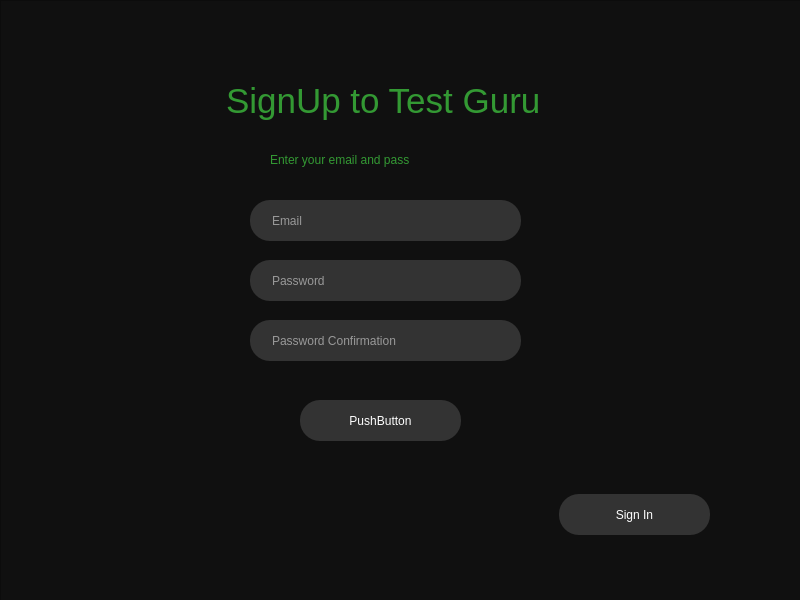
Old version of the form TestGuru.ui in the repository KebabJoy/TestGuru-COURSE_WORK-.
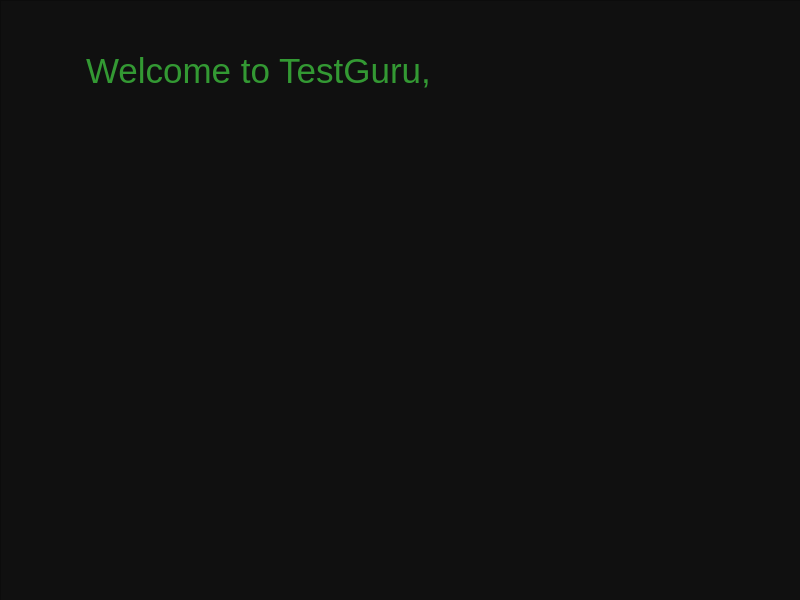
New version of the form. The open tabs and pages were chosen to show the change.

```diff
--- a/TestGuru.ui
+++ b/TestGuru.ui
@@ -432,6 +432,86 @@
         </widget>
        </widget>
       </widget>
+      <widget class="QPushButton" name="showTests">
+       <property name="geometry">
+        <rect>
+         <x>89</x>
+         <y>180</y>
+         <width>151</width>
+         <height>21</height>
+        </rect>
+       </property>
+       <property name="styleSheet">
+        <string notr="true">Padding: 1px;
+Border-radius: 5px;
+Background: #393;
+Color: #fefefe;</string>
+       </property>
+       <property name="text">
+        <string>Show tests</string>
+       </property>
+      </widget>
+     </widget>
+    </widget>
+    <widget class="QWidget" name="page_4">
+     <widget class="QFrame" name="frame_5">
+      <property name="geometry">
+       <rect>
+        <x>0</x>
+        <y>0</y>
+        <width>811</width>
+        <height>601</height>
+       </rect>
+      </property>
+      <property name="styleSheet">
+       <string notr="true">background: #101010;</string>
+      </property>
+      <property name="frameShape">
+       <enum>QFrame::StyledPanel</enum>
+      </property>
+      <property name="frameShadow">
+       <enum>QFrame::Raised</enum>
+      </property>
+      <widget class="QLabel" name="ksajfksaljf_3">
+       <property name="geometry">
+        <rect>
+         <x>40</x>
+         <y>40</y>
+         <width>461</width>
+         <height>61</height>
+        </rect>
+       </property>
+       <property name="styleSheet">
+        <string notr="true">text-align: center;
+color: #393;
+margin: 0 auto;
+font-size: 35px;
+font-family: 'Droid Sans';</string>
+       </property>
+       <property name="text">
+        <string>Welcome to TestGuru,</string>
+       </property>
+      </widget>
+      <widget class="QLabel" name="welcome_3">
+       <property name="geometry">
+        <rect>
+         <x>440</x>
+         <y>40</y>
+         <width>281</width>
+         <height>61</height>
+        </rect>
+       </property>
+       <property name="styleSheet">
+        <string notr="true">text-align: center;
+color: #393;
+margin: 0 auto;
+font-size: 35px;
+font-family: 'Droid Sans';</string>
+       </property>
+       <property name="text">
+        <string/>
+       </property>
+      </widget>
      </widget>
     </widget>
    </widget>
```
